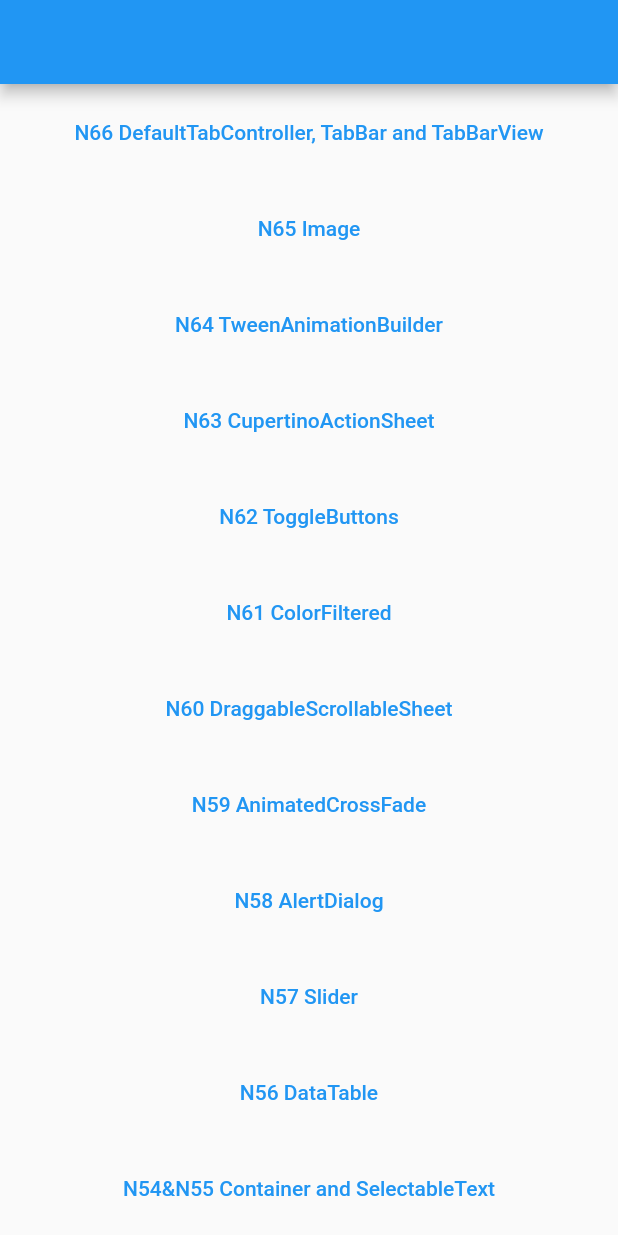
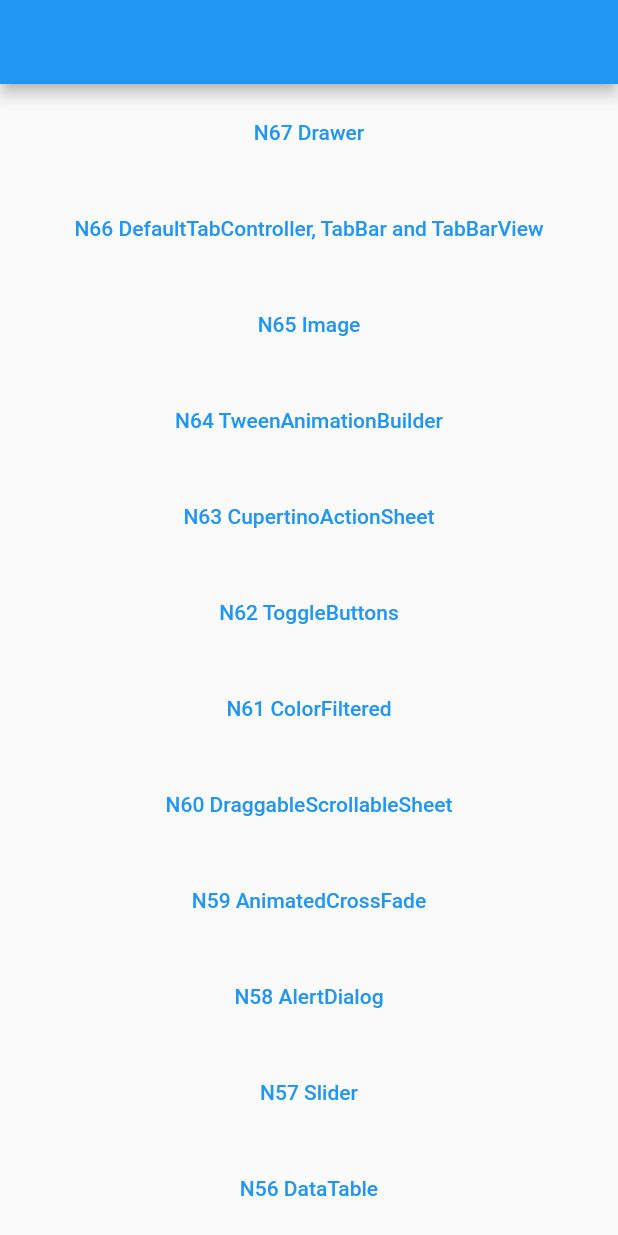
Before and after one commit to ychsue/my_flutter_test, a Flutter app: the screen it shows after launch, on a phone screen of 412 x 824 dp. Run offline on Flutter 3.47's test engine with Material 2 defaults, Android fonts, the light colour scheme and no system bars; our stand-ins replace bloc, flutter_bloc, get, transparent_image; missing offline and left inert: resizable_widget; Roboto replaces fonts that are missing (Georgia).

Commit message:
`Drawer`

```diff
--- a/lib/src/route/app_pages.dart
+++ b/lib/src/route/app_pages.dart
@@ -47,6 +47,7 @@ import 'package:test2/src/route/main_screens/n61_color_filtered.dart';
 import 'package:test2/src/route/main_screens/n63/n63_cupertino_action_sheet.dart';
 import 'package:test2/src/route/main_screens/n65_image.dart';
 import 'package:test2/src/route/main_screens/n66_default_tab_bar_view.dart';
+import 'package:test2/src/route/main_screens/n67_drawer.dart';
 import 'package:test2/src/route/main_screens/sliver_screen.dart';
 import 'package:test2/src/route/main_screens/unknown_screen.dart';
 import 'package:test2/src/route/main_screens/welcome_screen.dart';
@@ -112,10 +113,15 @@ enum Routes {
   n64_tween_animation_builder,
   n65_image,
   n66_default_tab_bar_view,
+  n67_drawer,
 }
 
 abstract class AppPages {
   static final pages = [
+    GetPage(
+      name: Routes.n67_drawer.toLocation,
+      page: () => N67DrawerScreen(),
+    ),
     GetPage(
       name: Routes.n66_default_tab_bar_view.toLocation,
       page: () => N66DefaultTabBarViewScreen(),
--- a/lib/src/route/main_screens/get_home_screen.dart
+++ b/lib/src/route/main_screens/get_home_screen.dart
@@ -14,6 +14,13 @@ class GetHomeScreen extends StatelessWidget {
           child: Container(
         child: ListView(
           children: [
+            Container(
+              margin: EdgeInsets.all(8.0),
+              child: TextButton(
+                  onPressed: () =>
+                      Get.toNamed(Routes.n67_drawer.toLocation),
+                  child: Text("N67 Drawer")),
+            ),
             Container(
               margin: EdgeInsets.all(8.0),
               child: TextButton(
```
Also changed, not shown: lib/src/route/main_screens/n67_drawer.dart (added, +48 -0 lines), 1 other file.
